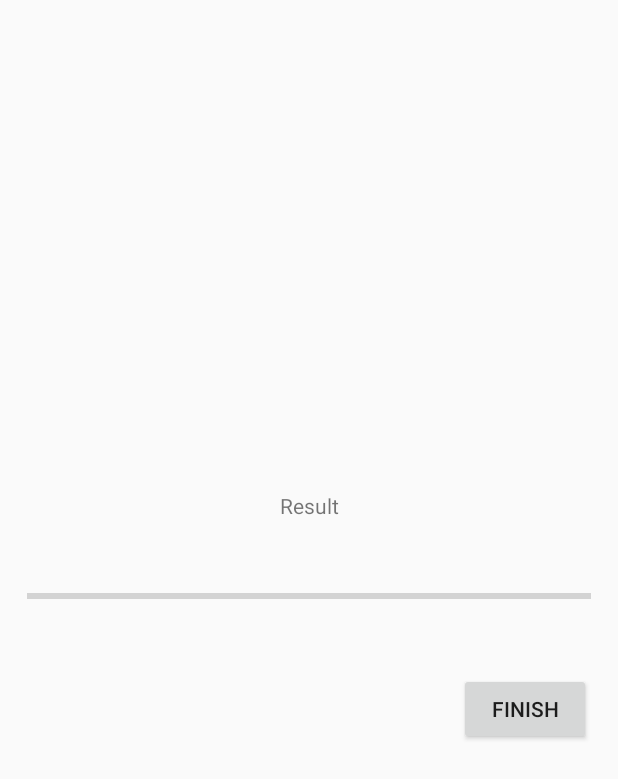
After one commit to Fantajim/EcoQuiz, an Android app: the layout activity_result.xml on its own in the app's theme, with its tools: preview values and no code run, on a phone screen of 412 x 824 dp. The commit adds this screen. Shown: the top 779 px of the screen. Run offline under Robolectric (Android 15) with nearby library versions, the phone set to English and light mode, and no system bars; network calls fail.

Commit message:
implemented ResultDialog

```diff
--- a/app/src/main/AndroidManifest.xml
+++ b/app/src/main/AndroidManifest.xml
@@ -13,7 +13,10 @@
         android:roundIcon="@mipmap/ic_launcher_round"
         android:supportsRtl="true"
         android:theme="@style/AppTheme">
-        <activity android:name=".SubmitActivity"></activity>
+        <activity android:name=".ResultActivity"
+            android:theme="@style/MyDialog"
+            />
+        <activity android:name=".SubmitActivity" />
         <activity android:name=".AboutActivity" />
         <activity android:name=".OptionClassicActivity" />
         <activity android:name=".OptionMemeActivity" />
--- a/app/src/main/java/com/example/ecoquiz/Commons.java
+++ b/app/src/main/java/com/example/ecoquiz/Commons.java
@@ -10,4 +10,6 @@ public class Commons {
     public static int PICK_IMAGE = 1;
     public static final String JSONFILE = "economics_questions.json";
     public static final String JSONARRAY = "jsonArray";
+    public static final String RESULT = "result";
+    public static final String AMOUNTQUESTIONS = "amountQuestions";
 }
--- /dev/null
+++ b/app/src/main/res/layout/activity_result.xml
@@ -0,0 +1,64 @@
+<?xml version="1.0" encoding="utf-8"?>
+<androidx.constraintlayout.widget.ConstraintLayout xmlns:android="http://schemas.android.com/apk/res/android"
+    xmlns:app="http://schemas.android.com/apk/res-auto"
+    xmlns:tools="http://schemas.android.com/tools"
+    android:layout_width="match_parent"
+    android:layout_height="wrap_content"
+    android:layout_gravity="center"
+    android:padding="18dp"
+    tools:context=".ResultActivity">
+
+
+    <TextView
+        android:id="@+id/tvResultTitle"
+        android:layout_width="0dp"
+        android:layout_height="wrap_content"
+        android:gravity="center"
+        android:text="@string/tvResultTitle"
+        app:layout_constraintEnd_toEndOf="parent"
+        app:layout_constraintStart_toStartOf="parent"
+        app:layout_constraintTop_toTopOf="parent" />
+
+
+    <ProgressBar
+        android:id="@+id/pbResult"
+        style="?android:attr/progressBarStyleHorizontal"
+        android:layout_width="0dp"
+        android:layout_height="70dp"
+        android:layout_marginTop="16dp"
+        app:layout_constraintEnd_toEndOf="parent"
+        app:layout_constraintHorizontal_bias="1.0"
+        app:layout_constraintStart_toStartOf="parent"
+        app:layout_constraintTop_toBottomOf="@+id/tvResultTitle" />
+
+    <TextView
+        android:id="@+id/tvResultPercent"
+        android:layout_width="wrap_content"
+        android:layout_height="wrap_content"
+        android:text=""
+        app:layout_constraintBottom_toBottomOf="@+id/pbResult"
+        app:layout_constraintEnd_toEndOf="@+id/pbResult"
+        app:layout_constraintStart_toStartOf="parent" />
+
+    <TextView
+        android:id="@+id/tvResultTotal"
+        android:layout_width="0dp"
+        android:layout_height="wrap_content"
+        android:layout_marginTop="16dp"
+        android:layout_marginEnd="16dp"
+        app:layout_constraintBottom_toBottomOf="parent"
+        app:layout_constraintEnd_toStartOf="@+id/btResultFinish"
+        app:layout_constraintStart_toStartOf="parent"
+        app:layout_constraintTop_toBottomOf="@+id/pbResult" />
+
+    <Button
+        android:id="@+id/btResultFinish"
+        android:layout_width="wrap_content"
+        android:layout_height="wrap_content"
+        android:layout_marginTop="16dp"
+        android:text="@string/btResultFinish"
+        app:layout_constraintBottom_toBottomOf="parent"
+        app:layout_constraintEnd_toEndOf="parent"
+        app:layout_constraintTop_toBottomOf="@+id/pbResult" />
+
+</androidx.constraintlayout.widget.ConstraintLayout>
--- a/app/src/main/res/values/strings.xml
+++ b/app/src/main/res/values/strings.xml
@@ -55,6 +55,8 @@
     <string name="etUrl">Enter URL of picture... </string>
     <string name="tvUrlExtra">Hint: if you have an image file, upload it on TinyPic or Imgur and insert the URL above</string>
     <string name="tvQuestionCount">"Question database size: "</string>
+    <string name="tvResultTitle">Result</string>
+    <string name="btResultFinish">Finish</string>
 
 
 </resources>
--- a/app/src/main/res/values/styles.xml
+++ b/app/src/main/res/values/styles.xml
@@ -8,4 +8,9 @@
         <item name="colorAccent">@color/colorAccent</item>
     </style>
 
+    <style name="MyDialog" parent="Theme.AppCompat.Dialog">
+        <item name="windowNoTitle">true</item>
+        <item name="android:windowIsFloating">true</item>
+    </style>
+
 </resources>
```
Also changed, not shown: app/src/main/java/com/example/ecoquiz/QuestionActivity.java (+19 -11 lines), app/src/main/java/com/example/ecoquiz/ResultActivity.java (added, +86 -0 lines).
